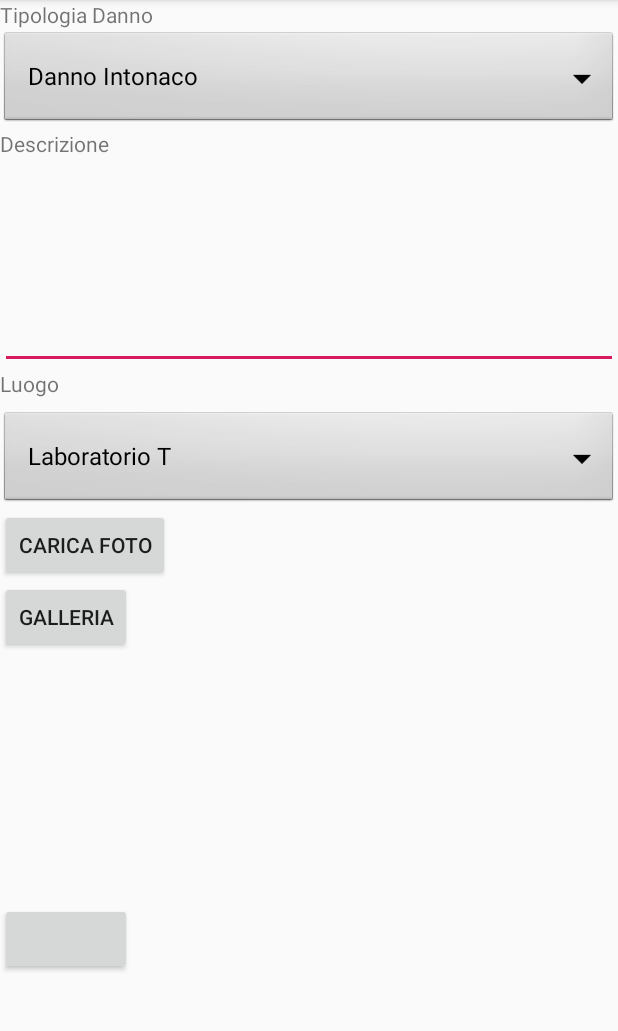
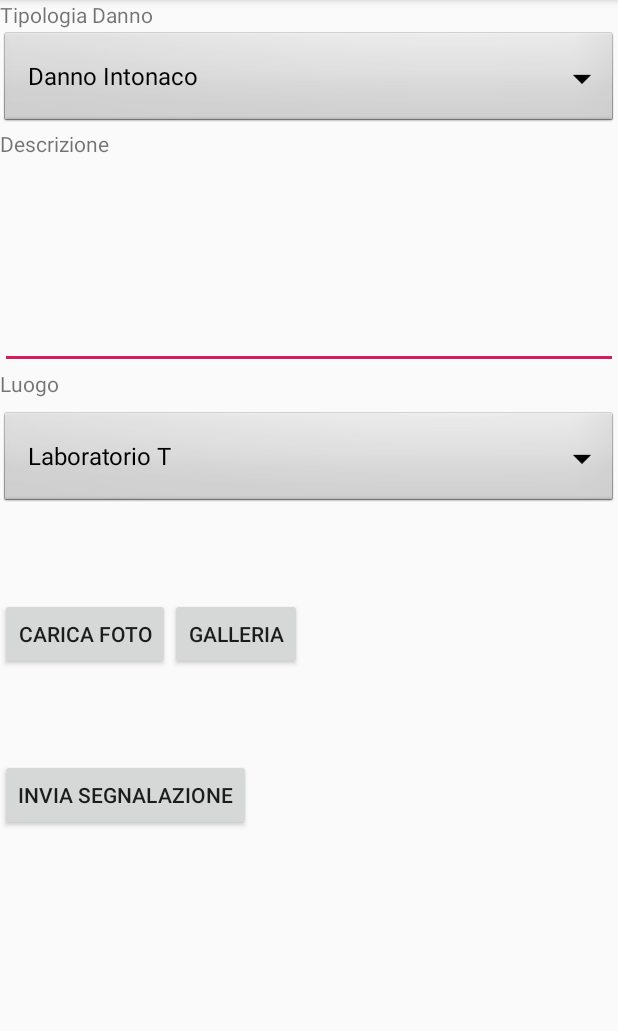
Before and after one commit to atzoriandrea/UniBroken, an Android app: the SendSegn screen opened directly, with no data from a screen before it, on a phone screen of 412 x 824 dp, the part 84-1115 px from its top. Run offline under Robolectric (Android 15) with nearby library versions, the light colour scheme and no system bars.

Commit message:
09/02/2019 -v1.1

```diff
--- a/app/src/main/res/layout/activity_send_segn.xml
+++ b/app/src/main/res/layout/activity_send_segn.xml
@@ -38,25 +38,39 @@
             android:layout_height="wrap_content"
             android:background="@android:drawable/btn_dropdown"
             android:spinnerMode="dropdown"/>
+        <RelativeLayout
+            android:layout_width="match_parent"
+            android:layout_height="wrap_content">
             <Button
                 android:text="Carica Foto"
                 android:layout_width="wrap_content"
                 android:layout_height="wrap_content"
+                android:layout_centerVertical="true"
+
                 android:id="@+id/addphoto"/>
             <Button
                 android:text="Galleria"
                 android:layout_width="wrap_content"
                 android:layout_height="wrap_content"
                 android:id="@+id/addImage"
+                android:layout_centerVertical="true"
+                android:layout_toRightOf="@id/addphoto"
                 android:onClick="loadImagefromGallery"
                 />
             <ImageView
                 android:id="@+id/addedphoto"
                 android:layout_width="250px"
-            android:layout_height="250px" />
+                android:layout_height="250px"
+                android:layout_toRightOf="@+id/addImage"
+
+                />
+        </RelativeLayout>
+
+
         <Button
             android:layout_width="wrap_content"
             android:layout_height="wrap_content"
+            android:text="Invia Segnalazione"
             android:id="@+id/save"/>
     </LinearLayout>
 
```
Lines whose indentation alone changed are shown as unchanged.
